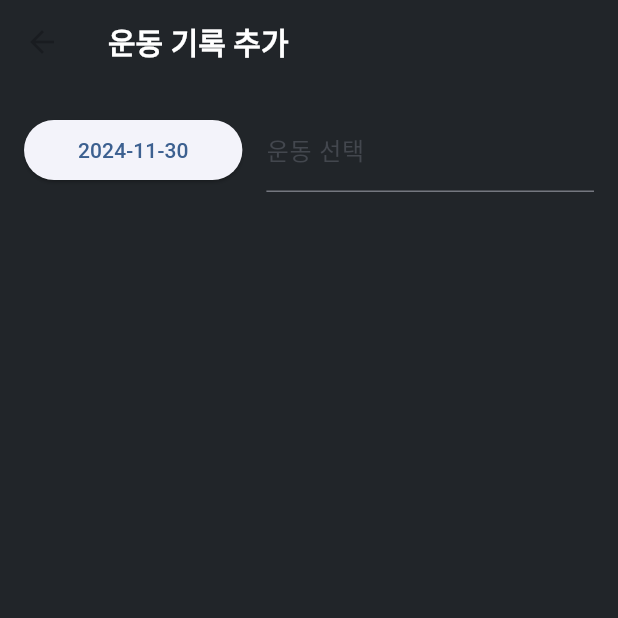
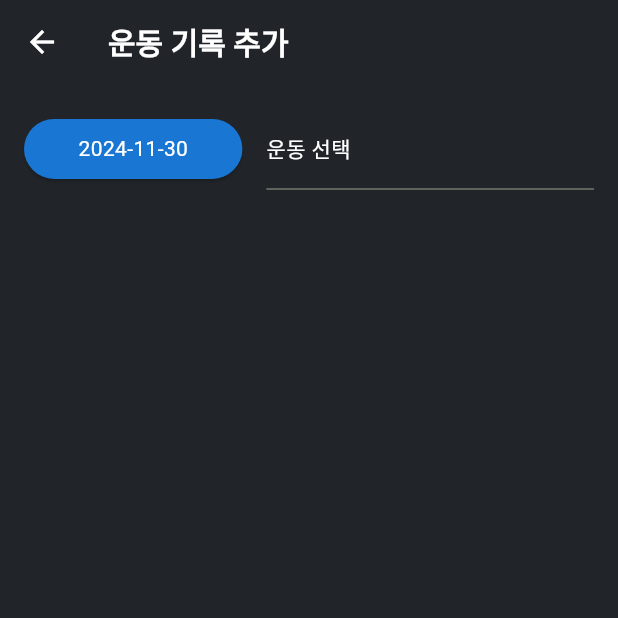
Before and after one commit to guswls6212/health_record, a Flutter app: the screen it shows after launch, after a tap on the "add" icon, on a phone screen of 412 x 824 dp, the top half of it. Run offline on Flutter 3.47's test engine with Material 3 defaults, Android fonts, the light colour scheme and no system bars; our stand-ins replace flutter_typeahead, shared_preferences, sqflite, table_calendar; accounts and stored records are empty; generated files the repository leaves out were written again.

Commit message:
부위추가, 운동추가, 운동기록추가 화면 색깔 변경 메인화면 만들어야됨

```diff
--- a/lib/main.dart
+++ b/lib/main.dart
@@ -133,13 +133,17 @@ class _MyAppState extends State<MyApp> {
   Widget build(BuildContext context) {
     return MaterialApp(
       theme: ThemeData(
+          primaryColor: const Color(0xFF1976D2),
+
           // 머티리얼 3 사용
           useMaterial3: true,
           textTheme: const TextTheme(
+            displaySmall: TextStyle(color: Color(0xFF4CAF50)),
             titleLarge: TextStyle(color: Colors.white),
+            bodyMedium: TextStyle(color: Colors.white),
           ),
           //기본 색상 설정
-          colorScheme: ColorScheme.fromSeed(seedColor: const Color(0xFF1976D2)),
+          colorScheme: ColorScheme.fromSeed(seedColor: const Color(0xFF4CAF50)),
           scaffoldBackgroundColor: const Color(0xFF212529),
           appBarTheme: const AppBarTheme(
               backgroundColor: Color(0xFF212529),
--- a/lib/src/screen/add_workout_record_screen.dart
+++ b/lib/src/screen/add_workout_record_screen.dart
@@ -74,7 +74,8 @@ class _AddWorkoutRecordScreenState extends State<AddWorkoutRecordScreen> {
           builder: (BuildContext context) {
             return AlertDialog(
               title: const Text('경고'),
-              content: const Text('입력하신 내용이 초기화됩니다. 진행하시겠습니까?'),
+              content: Text('입력하신 내용이 초기화됩니다. 진행하시겠습니까?',
+                  style: TextStyle(color: Colors.black)),
               actions: <Widget>[
                 TextButton(
                   child: const Text('취소'),
@@ -101,9 +102,12 @@ class _AddWorkoutRecordScreenState extends State<AddWorkoutRecordScreen> {
 
     return Scaffold(
       appBar: AppBar(
+        iconTheme: const IconThemeData(color: Colors.white),
         title: const Text('운동 기록 추가'),
       ),
-      body: Form(
+      body: DefaultTextStyle(
+        style: Theme.of(context).textTheme.bodyMedium!,
+        child: Form(
           key: _formKey,
           child: Padding(
             padding: const EdgeInsets.all(16.0),
@@ -116,6 +120,9 @@ class _AddWorkoutRecordScreenState extends State<AddWorkoutRecordScreen> {
                       Expanded(
                         flex: 2,
                         child: ElevatedButton(
+                          style: ElevatedButton.styleFrom(
+                            backgroundColor: Theme.of(context).primaryColor,
+                          ),
                           onPressed: () async {
                             final DateTime? picked = await showDatePicker(
                               context: context,
@@ -130,7 +137,8 @@ class _AddWorkoutRecordScreenState extends State<AddWorkoutRecordScreen> {
                             }
                           },
                           child: Text(
-                            '${DateFormat('yyyy-MM-dd').format(_selectedDate)}'),
+                              '${DateFormat('yyyy-MM-dd').format(_selectedDate)}',
+                              style: Theme.of(context).textTheme.bodyMedium),
                         ),
                       ),
                       const SizedBox(width: 16.0),
@@ -140,7 +148,11 @@ class _AddWorkoutRecordScreenState extends State<AddWorkoutRecordScreen> {
                             ? TypeAheadFormField<Exercise>(
                                 textFieldConfiguration: TextFieldConfiguration(
                                   focusNode: _exerciseFocusNode,
-                                decoration: InputDecoration(labelText: '운동 선택'),
+                                  decoration: InputDecoration(
+                                    labelText: '운동 선택',
+                                    labelStyle:
+                                        Theme.of(context).textTheme.bodyMedium,
+                                  ),
                                 ),
                                 suggestionsCallback: (pattern) {
                                   return exerciseModel.exercises.where(
@@ -179,11 +191,14 @@ class _AddWorkoutRecordScreenState extends State<AddWorkoutRecordScreen> {
                             : Row(
                                 children: [
                                   Spacer(),
-                                Text(_selectedExercise?.name ??
-                                    ''), // _selectedExercise가 null일 경우 빈 문자열 표시
+                                  Text(_selectedExercise?.name ?? '',
+                                      style: Theme.of(context)
+                                          .textTheme
+                                          .displaySmall), // _selectedExercise가 null일 경우 빈 문자열 표시
                                   Spacer(),
                                   IconButton(
-                                    icon: Icon(Icons.search),
+                                      icon: const Icon(Icons.search,
+                                          color: Colors.white),
                                       onPressed: () async {
                                         // 빌드 완료 후 setState() 호출
                                         // 확인을 누르면 운동 변경
@@ -211,11 +226,19 @@ class _AddWorkoutRecordScreenState extends State<AddWorkoutRecordScreen> {
                   // 운동선택이후에 버튼 나오게 조건식추가
                   if (_showSetBtnField) ...[
                     ElevatedButton(
+                      style: ElevatedButton.styleFrom(
+                        backgroundColor: const Color(0xFF4CAF50),
+                        // Theme.of(context).primaryColor,
+                      ),
                       onPressed: _addSet,
-                    child: const Text('세트 추가'),
+                      child: Text('세트 추가',
+                          style: Theme.of(context).textTheme.bodyMedium),
                     ),
                     const SizedBox(height: 16.0),
                     ElevatedButton(
+                      style: ElevatedButton.styleFrom(
+                        backgroundColor: Theme.of(context).primaryColor,
+                      ),
                       onPressed: () {
                         if (_formKey.currentState!.validate()) {
                           if (_selectedExercise == null) {
@@ -234,15 +257,18 @@ class _AddWorkoutRecordScreenState extends State<AddWorkoutRecordScreen> {
                             date: _selectedDate,
                             sets: _sets,
                           );
-                        Provider.of<WorkoutRecordModel>(context, listen: false)
+                          Provider.of<WorkoutRecordModel>(context,
+                                  listen: false)
                               .addWorkoutRecord(newRecord);
                           Navigator.pop(context);
                         }
                       },
-                    child: const Text('저장'),
+                      child: Text('저장',
+                          style: Theme.of(context).textTheme.bodyMedium),
                     ),
                   ],
                 ],
+              ),
             ),
           ),
         ),
@@ -257,13 +283,22 @@ class _AddWorkoutRecordScreenState extends State<AddWorkoutRecordScreen> {
       children: [
         Padding(
           padding: const EdgeInsets.all(16.0),
-          child: Text('${index + 1}'),
+          child: Text(
+            '${index + 1}',
+            style: Theme.of(context).textTheme.titleLarge,
+          ),
         ),
         Expanded(
           child: TextFormField(
+            style: Theme.of(context).textTheme.displaySmall,
             keyboardType: TextInputType.number,
-            decoration: const InputDecoration(
+            decoration: InputDecoration(
               labelText: '무게 (kg)',
+              labelStyle: Theme.of(context).textTheme.bodyMedium,
+              // enabledBorder: const UnderlineInputBorder(
+              //   borderSide: BorderSide(color: Color(0xFF4CAF50)),
+              // ),
+              errorStyle: const TextStyle(color: Colors.yellow),
             ),
             onChanged: (value) {
               setState(() {
@@ -283,9 +318,15 @@ class _AddWorkoutRecordScreenState extends State<AddWorkoutRecordScreen> {
         const SizedBox(width: 8.0),
         Expanded(
           child: TextFormField(
+            style: Theme.of(context).textTheme.displaySmall,
             keyboardType: TextInputType.number,
-            decoration: const InputDecoration(
+            decoration: InputDecoration(
               labelText: '횟수',
+              labelStyle: Theme.of(context).textTheme.bodyMedium,
+              // enabledBorder: const UnderlineInputBorder(
+              //   borderSide: BorderSide(color: Color(0xFF4CAF50)),
+              // ),
+              errorStyle: const TextStyle(color: Colors.yellow),
             ),
             onChanged: (value) {
               setState(() {
@@ -317,7 +358,11 @@ class _AddWorkoutRecordScreenState extends State<AddWorkoutRecordScreen> {
                 ),
                 Expanded(
                   child: IconButton(
-                    icon: const Icon(Icons.info, size: 20),
+                    icon: const Icon(
+                      Icons.info,
+                      size: 20,
+                      color: Colors.white,
+                    ),
                     onPressed: () {
                       showDialog(
                         context: context,
@@ -327,6 +372,7 @@ class _AddWorkoutRecordScreenState extends State<AddWorkoutRecordScreen> {
                             '1RM은 1회 최대 반복 가능 무게를 의미합니다.\n\n'
                             '이 값은 O\'Conner 공식 (1RM = weight * (1 + 0.025 * reps)) 을 사용하여 계산된 예상 값이며,\n'
                             '실제 1RM과는 다를 수 있습니다.',
+                            style: TextStyle(color: Colors.black),
                           ),
                           actions: [
                             TextButton(
@@ -344,7 +390,10 @@ class _AddWorkoutRecordScreenState extends State<AddWorkoutRecordScreen> {
           ),
         ),
         IconButton(
-          icon: const Icon(Icons.remove_circle),
+          icon: const Icon(
+            Icons.remove_circle,
+            color: Colors.red,
+          ),
           onPressed: () => _removeSet(index),
         ),
       ],
--- a/lib/src/screen/history_daily_screen.dart
+++ b/lib/src/screen/history_daily_screen.dart
@@ -41,7 +41,7 @@ class _HistoryDailyScreenState extends State<HistoryDailyScreen> {
         )),
         actions: [
           IconButton(
-            icon: Icon(Icons.settings),
+            icon: const Icon(Icons.settings, color: Colors.white),
             onPressed: () {
               Navigator.push(
                 context,
```
Also changed, not shown: lib/src/screen/bodypart_list_screen.dart (+10 -4 lines), lib/src/screen/exercise_list_screen.dart (+6 -3 lines). Lines whose indentation alone changed are shown as unchanged.
